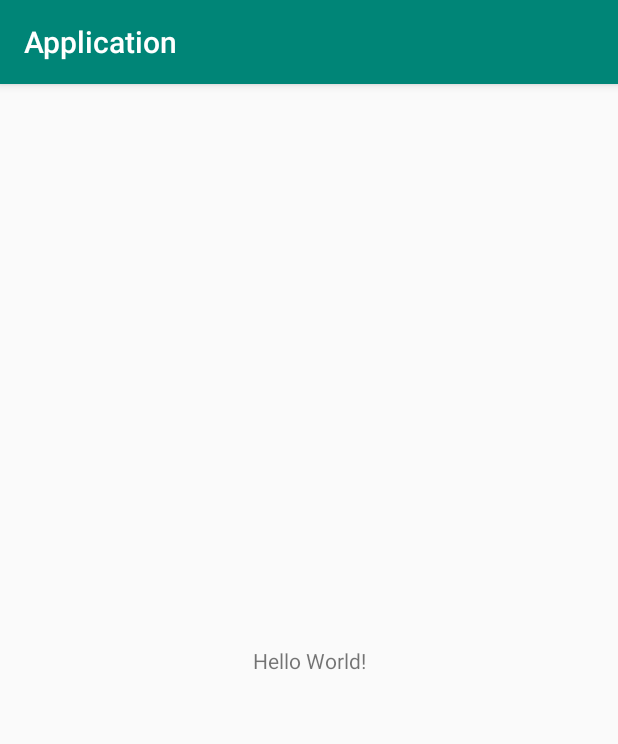
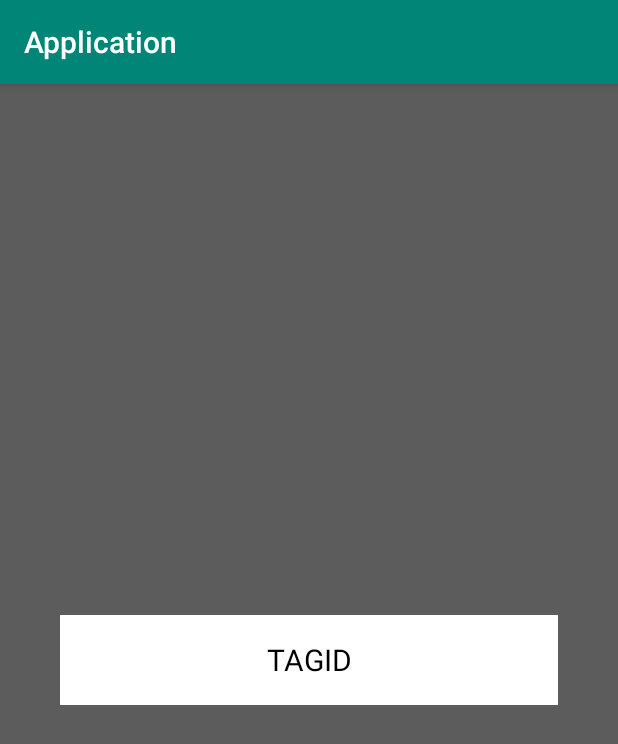
Before and after one commit to Lepuff/PM_PowerPlant, an Android app: the screen it shows after launch (MainActivity), on a phone screen of 412 x 824 dp. Shown: the top 744 px of the screen. Run offline under Robolectric (Android 15) with nearby library versions, the phone set to English and light mode, and no system bars.

Commit message:
update UI main

```diff
--- a/app/src/main/res/layout/activity_main.xml
+++ b/app/src/main/res/layout/activity_main.xml
@@ -1,18 +1,32 @@
 <?xml version="1.0" encoding="utf-8"?>
-<androidx.constraintlayout.widget.ConstraintLayout xmlns:android="http://schemas.android.com/apk/res/android"
+<LinearLayout xmlns:android="http://schemas.android.com/apk/res/android"
     xmlns:app="http://schemas.android.com/apk/res-auto"
     xmlns:tools="http://schemas.android.com/tools"
     android:layout_width="match_parent"
     android:layout_height="match_parent"
+    android:background="@color/colorGrey"
     tools:context=".MainActivity">
 
-    <TextView
-        android:layout_width="wrap_content"
-        android:layout_height="wrap_content"
-        android:text="Hello World!"
-        app:layout_constraintBottom_toBottomOf="parent"
-        app:layout_constraintLeft_toLeftOf="parent"
-        app:layout_constraintRight_toRightOf="parent"
-        app:layout_constraintTop_toTopOf="parent" />
+    <LinearLayout
+        android:background="@color/colorWhite"
+        android:layout_width="match_parent"
+        android:layout_height="60dp"
+        android:layout_marginLeft="40dp"
+        android:layout_marginRight="40dp"
+        android:layout_gravity="center_vertical">
 
-</androidx.constraintlayout.widget.ConstraintLayout>
+        <TextView
+            android:layout_gravity="center"
+            android:textAlignment="center"
+            android:layout_width="match_parent"
+            android:layout_height="wrap_content"
+            android:text="TAGID"
+            android:textSize="20sp"
+            android:textColor="@color/colorBlack"
+            />
+
+    </LinearLayout>
+
+
+
+</LinearLayout>
```
